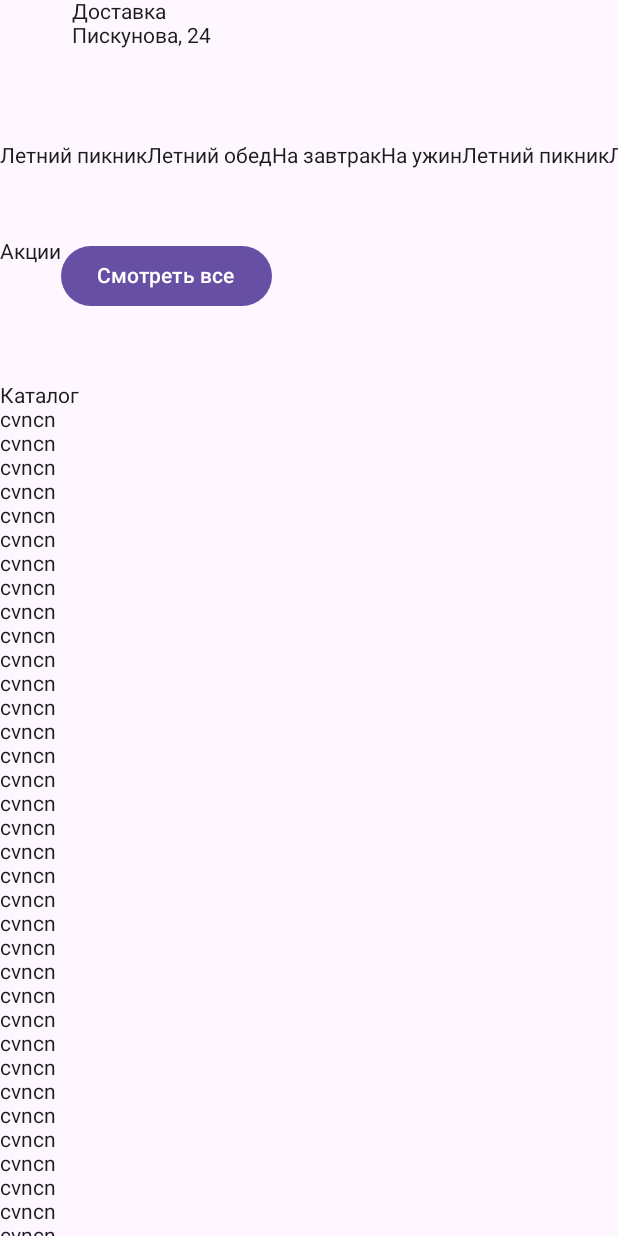
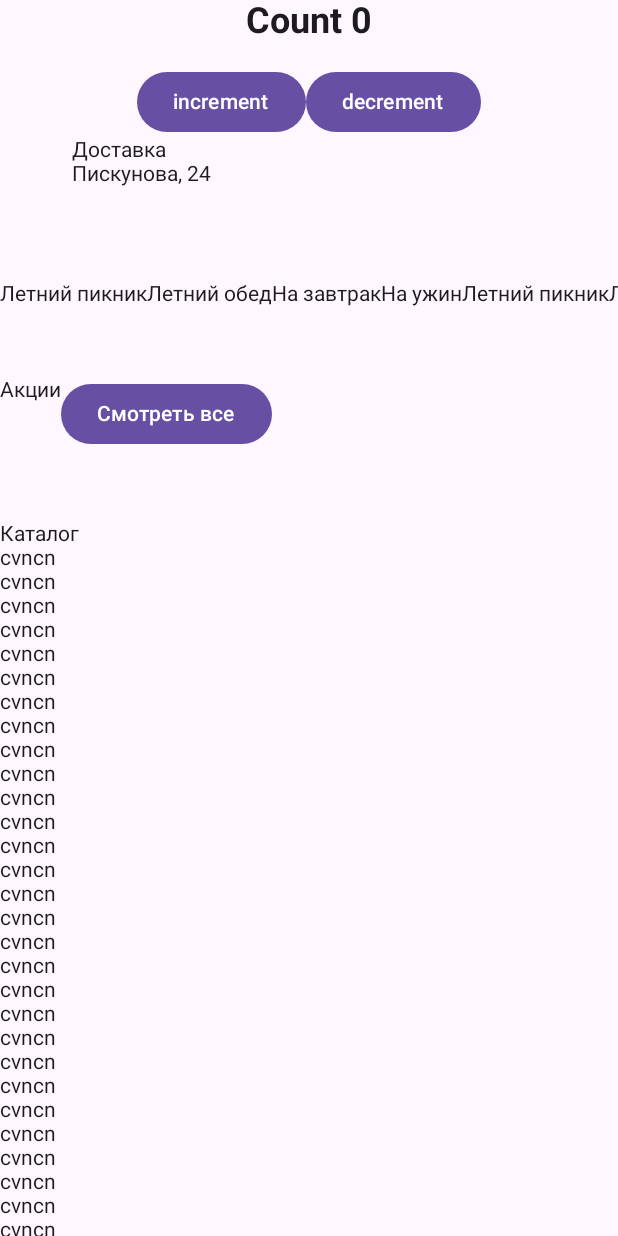
Before and after one commit to alemivas/Food_delivery, an Android app built with Jetpack Compose: the composable Greeting shown on its own in the app's theme, on a phone screen of 412 x 824 dp. Run offline under Robolectric (Android 15) with nearby library versions, the phone set to English and light mode, and no system bars; missing, so only their content is drawn: FoodDeliveryTheme; 1 statement that could not run was skipped.

Commit message:
тест MVVM

```diff
--- a/app/build.gradle.kts
+++ b/app/build.gradle.kts
@@ -51,6 +51,8 @@ android {
 
 dependencies {
 
+    implementation(libs.androidx.lifecycle.viewmodel.compose)
+
     implementation(libs.androidx.core.ktx)
     implementation(libs.androidx.lifecycle.runtime.ktx)
     implementation(libs.androidx.activity.compose)
--- a/app/src/main/java/com/example/fooddelivery/MainActivity.kt
+++ b/app/src/main/java/com/example/fooddelivery/MainActivity.kt
@@ -5,36 +5,86 @@ import androidx.activity.ComponentActivity
 import androidx.activity.compose.setContent
 import androidx.activity.enableEdgeToEdge
 import androidx.compose.foundation.horizontalScroll
+import androidx.compose.foundation.layout.Arrangement
 import androidx.compose.foundation.layout.Column
 import androidx.compose.foundation.layout.Row
+import androidx.compose.foundation.layout.Spacer
 import androidx.compose.foundation.layout.fillMaxSize
+import androidx.compose.foundation.layout.height
 import androidx.compose.foundation.rememberScrollState
 import androidx.compose.foundation.verticalScroll
 import androidx.compose.material3.Button
 import androidx.compose.material3.Card
 import androidx.compose.material3.IconButton
+import androidx.compose.material3.MaterialTheme
+import androidx.compose.material3.Surface
 import androidx.compose.material3.Text
 import androidx.compose.runtime.Composable
+import androidx.compose.ui.Alignment
 import androidx.compose.ui.Modifier
-import androidx.compose.ui.tooling.preview.Preview
+import androidx.compose.ui.text.font.FontWeight
+import androidx.compose.ui.unit.dp
+import androidx.compose.ui.unit.sp
+import androidx.lifecycle.viewmodel.compose.viewModel
+import com.example.fooddelivery.ui.theme.FoodDeliveryTheme
 
 class MainActivity : ComponentActivity() {
     override fun onCreate(savedInstanceState: Bundle?) {
         super.onCreate(savedInstanceState)
         enableEdgeToEdge()
         setContent {
-            Greeting()
+            val viewModel: CounterViewModel = viewModel()
+            FoodDeliveryTheme {
+                // A surface container using the 'background' color from the theme
+                Surface(
+                    modifier = Modifier.fillMaxSize(),
+                    color = MaterialTheme.colorScheme.background
+                ) {
+                    Greeting(viewModel)
+                }
+            }
         }
     }
 }
 
 @Composable
-fun Greeting() {
+fun Greeting(viewModel: CounterViewModel) {
     /*Lazy*/Column(
         modifier = Modifier
             .fillMaxSize()
             .verticalScroll(rememberScrollState())
     ) {
+//        val count = remember {
+//            mutableStateOf(0)
+//        }
+        Column(
+            modifier = Modifier
+                .fillMaxSize(),
+                verticalArrangement = Arrangement.Center,
+                horizontalAlignment = Alignment.CenterHorizontally
+        ) {
+            Text(text = "Count ${viewModel.count.value}",
+                fontSize = 24.sp,
+                fontWeight = FontWeight.Bold
+            )
+            Spacer(modifier = Modifier.height(16.dp))
+            Row {
+                Button(onClick = { viewModel.increment() }) {
+                    Text(text = "increment")
+                }
+                Button(onClick = { viewModel.decrement() }) {
+                    Text(text = "decrement")
+                }
+            }
+
+        }
+
+
+
+
+
+
+
 //        гамбургер и адрес
         Row {
             IconButton(onClick = { /*TODO*/ }) {
@@ -187,8 +237,8 @@ fun Greeting() {
     }
 }
 
-@Preview(showBackground = true)
-@Composable
-fun GreetingPreview() {
-        Greeting()
-}
+//@Preview(showBackground = true)
+//@Composable
+//fun GreetingPreview() {
+//        Greeting(viewModel)
+//}
--- a/gradle/libs.versions.toml
+++ b/gradle/libs.versions.toml
@@ -8,9 +8,11 @@ espressoCore = "3.6.1"
 lifecycleRuntimeKtx = "2.8.6"
 activityCompose = "1.9.3"
 composeBom = "2024.04.01"
+lifecycleViewmodelCompose = "2.8.7"
 
 [libraries]
 androidx-core-ktx = { group = "androidx.core", name = "core-ktx", version.ref = "coreKtx" }
+androidx-lifecycle-viewmodel-compose = { module = "androidx.lifecycle:lifecycle-viewmodel-compose", version.ref = "lifecycleViewmodelCompose" }
 junit = { group = "junit", name = "junit", version.ref = "junit" }
 androidx-junit = { group = "androidx.test.ext", name = "junit", version.ref = "junitVersion" }
 androidx-espresso-core = { group = "androidx.test.espresso", name = "espresso-core", version.ref = "espressoCore" }
```
Also changed, not shown: app/src/main/java/com/example/fooddelivery/CounterModel.kt (added, +17 -0 lines), app/src/main/java/com/example/fooddelivery/CounterViewModel.kt (added, +22 -0 lines).
